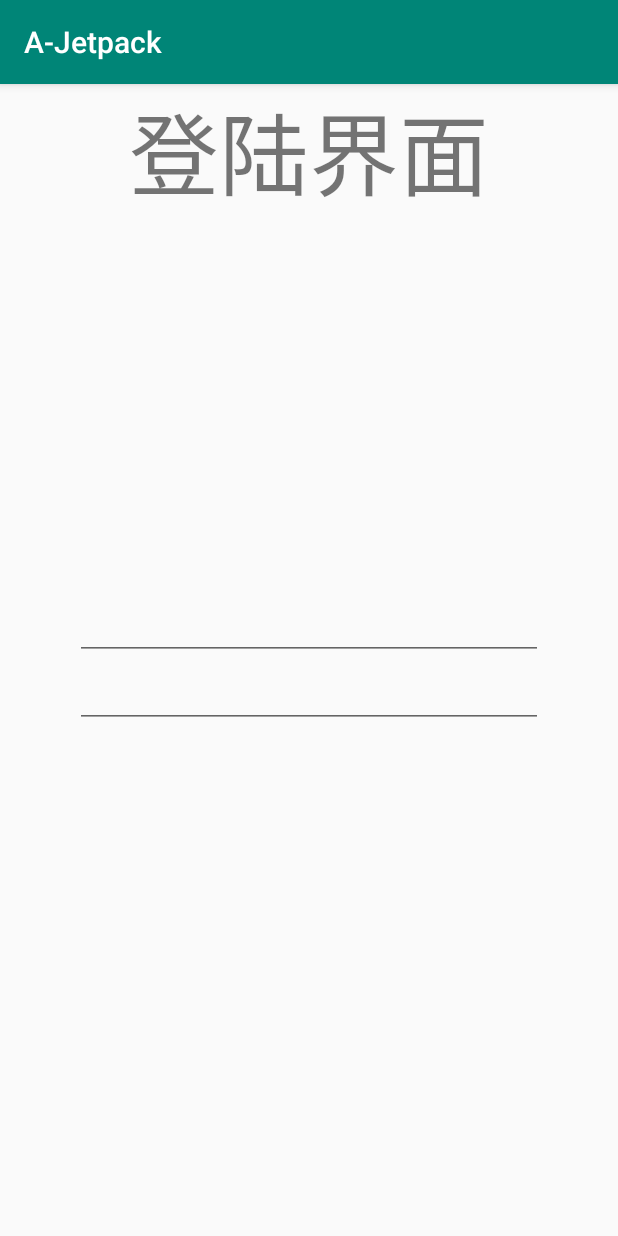
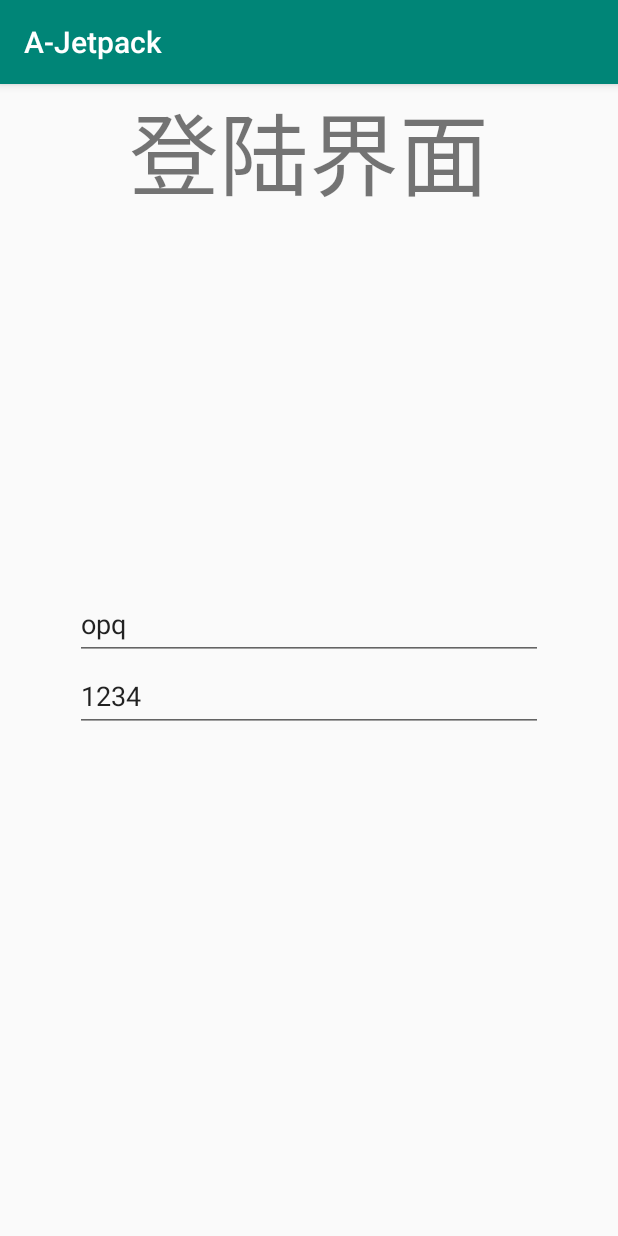
Before and after one commit to RedColinar/A-Jetpack, an Android app: the LoginFragment screen opened through its navigation route, on a phone screen of 412 x 824 dp. Run offline under Robolectric (Android 15) with nearby library versions, the phone set to English and light mode, and no system bars; our stand-ins replace data binding.

```diff
--- a/app/build.gradle
+++ b/app/build.gradle
@@ -1,8 +1,7 @@
 apply plugin: 'com.android.application'
-
 apply plugin: 'kotlin-android'
-
 apply plugin: 'kotlin-android-extensions'
+apply plugin: 'kotlin-kapt'
 
 android {
     compileSdkVersion 28
@@ -34,6 +33,7 @@ dependencies {
     implementation 'androidx.constraintlayout:constraintlayout:1.1.3'
     implementation "androidx.navigation:navigation-fragment-ktx:$navigationVersion"
     implementation "androidx.navigation:navigation-ui-ktx:$navigationVersion"
+    implementation "androidx.lifecycle:lifecycle-extensions:$lifecycleVersion"
 
     testImplementation 'junit:junit:4.12'
     androidTestImplementation 'androidx.test:runner:1.2.0'
--- a/app/src/main/java/com/opq/a/jetpack/LoginFragment.kt
+++ b/app/src/main/java/com/opq/a/jetpack/LoginFragment.kt
@@ -4,14 +4,35 @@ import android.os.Bundle
 import android.view.LayoutInflater
 import android.view.View
 import android.view.ViewGroup
+import androidx.databinding.BaseObservable
+import androidx.databinding.Bindable
 import androidx.fragment.app.Fragment
+import androidx.lifecycle.ViewModel
+import androidx.lifecycle.ViewModelProvider
+import androidx.lifecycle.ViewModelProviders
+import com.opq.a.jetpack.databinding.FragmentLoginBinding
 
 private const val ARG_PARAM1 = "param1"
 private const val ARG_PARAM2 = "param2"
 
+class User : BaseObservable() {
+
+    @Bindable
+    var userName = ""
+
+    @Bindable
+    var password = ""
+}
+
+class UserViewModel : ViewModel() {
+    var userName = ""
+    var password = ""
+}
+
 class LoginFragment : Fragment() {
     private var param1: String? = null
     private var param2: String? = null
+    private lateinit var vm: UserViewModel
 
     override fun onCreate(savedInstanceState: Bundle?) {
         super.onCreate(savedInstanceState)
@@ -25,7 +46,18 @@ class LoginFragment : Fragment() {
         inflater: LayoutInflater, container: ViewGroup?,
         savedInstanceState: Bundle?
     ): View? {
-        return inflater.inflate(R.layout.fragment_login, container, false)
+        val binding = FragmentLoginBinding.inflate(inflater, container, false)
+        vm = ViewModelProviders.of(this).get(UserViewModel::class.java).apply {
+
+        }
+        binding.vm = vm
+        return binding.root
+    }
+
+    override fun onViewCreated(view: View, savedInstanceState: Bundle?) {
+        super.onViewCreated(view, savedInstanceState)
+        vm.userName = "opq"
+        vm.password = "1234"
     }
 
     companion object {
--- a/app/src/main/res/layout/fragment_login.xml
+++ b/app/src/main/res/layout/fragment_login.xml
@@ -1,42 +1,60 @@
 <?xml version="1.0" encoding="utf-8"?>
-<androidx.constraintlayout.widget.ConstraintLayout xmlns:android="http://schemas.android.com/apk/res/android"
-    xmlns:tools="http://schemas.android.com/tools"
+<layout xmlns:android="http://schemas.android.com/apk/res/android"
+    xmlns:app="http://schemas.android.com/apk/res-auto"
+    xmlns:tools="http://schemas.android.com/tools">
+
+    <data>
+
+        <!--<variable-->
+            <!--name="user"-->
+            <!--type="com.opq.a.jetpack.User" />-->
+
+        <variable
+            name="vm"
+            type="com.opq.a.jetpack.UserViewModel" />
+    </data>
+
+    <androidx.constraintlayout.widget.ConstraintLayout
         android:layout_width="match_parent"
         android:layout_height="match_parent"
-    xmlns:app="http://schemas.android.com/apk/res-auto"
         tools:context=".LoginFragment">
 
         <TextView
             android:layout_width="wrap_content"
             android:layout_height="wrap_content"
-        app:layout_constraintTop_toTopOf="parent"
-        app:layout_constraintStart_toStartOf="parent"
-        app:layout_constraintEnd_toEndOf="parent"
             android:gravity="center"
             android:text="登陆界面"
-        android:textSize="60sp" />
+            android:textSize="60sp"
+            app:layout_constraintEnd_toEndOf="parent"
+            app:layout_constraintStart_toStartOf="parent"
+            app:layout_constraintTop_toTopOf="parent" />
 
         <EditText
             android:id="@+id/et_name"
             android:layout_width="match_parent"
             android:layout_height="wrap_content"
-        app:layout_constraintBottom_toTopOf="@+id/login_guideline"
             android:layout_marginStart="50dp"
-        android:layout_marginEnd="50dp" />
+            android:layout_marginEnd="50dp"
+            android:hint="用户名"
+            android:text="@{vm.userName}"
+            app:layout_constraintBottom_toTopOf="@+id/login_guideline" />
 
         <EditText
             android:id="@+id/et_password"
             android:layout_width="match_parent"
             android:layout_height="wrap_content"
-        app:layout_constraintTop_toBottomOf="@+id/login_guideline"
             android:layout_marginStart="50dp"
-        android:layout_marginEnd="50dp" />
+            android:layout_marginEnd="50dp"
+            android:hint="密码"
+            android:text="@{vm.password}"
+            app:layout_constraintTop_toBottomOf="@+id/login_guideline" />
 
         <androidx.constraintlayout.widget.Guideline
             android:id="@+id/login_guideline"
+            android:layout_width="wrap_content"
+            android:layout_height="wrap_content"
             android:orientation="horizontal"
-        app:layout_constraintGuide_percent="0.5"
-        android:layout_width="wrap_content"
-        android:layout_height="wrap_content" />
+            app:layout_constraintGuide_percent="0.5" />
 
     </androidx.constraintlayout.widget.ConstraintLayout>
+</layout>
--- a/build.gradle
+++ b/build.gradle
@@ -3,6 +3,7 @@
 buildscript {
     ext.kotlin_version = '1.3.40'
     ext.navigationVersion = "2.0.0"
+    ext.lifecycleVersion = '2.2.0-alpha01'
 
     repositories {
         google()
```
Lines whose indentation alone changed are shown as unchanged.
